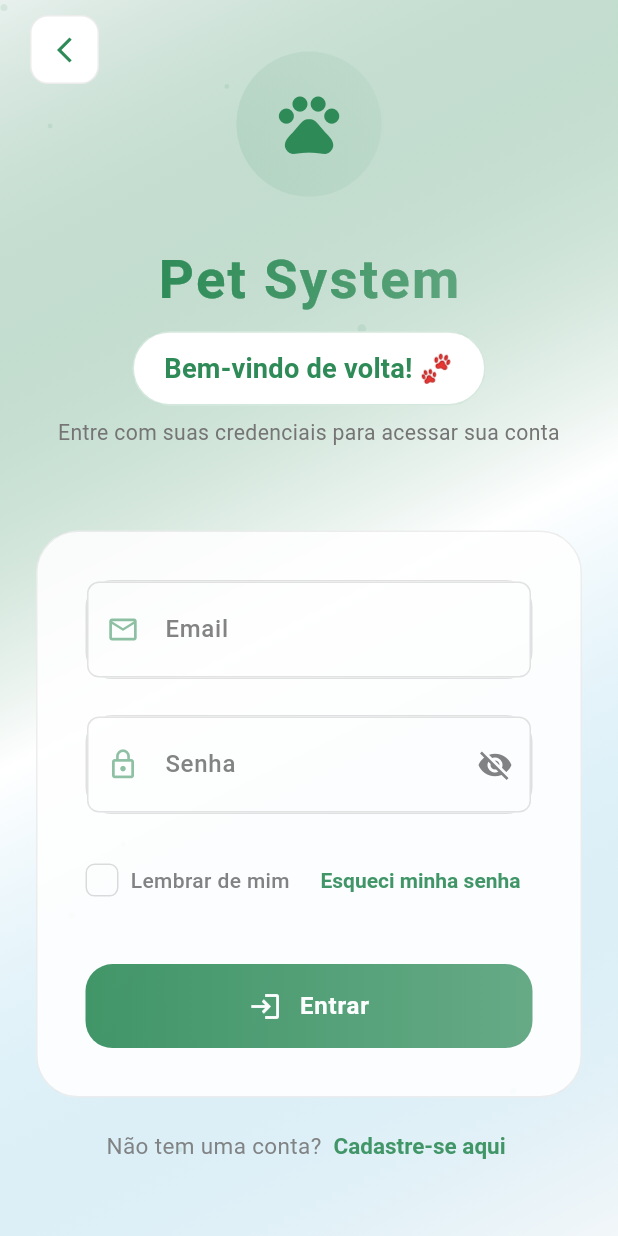
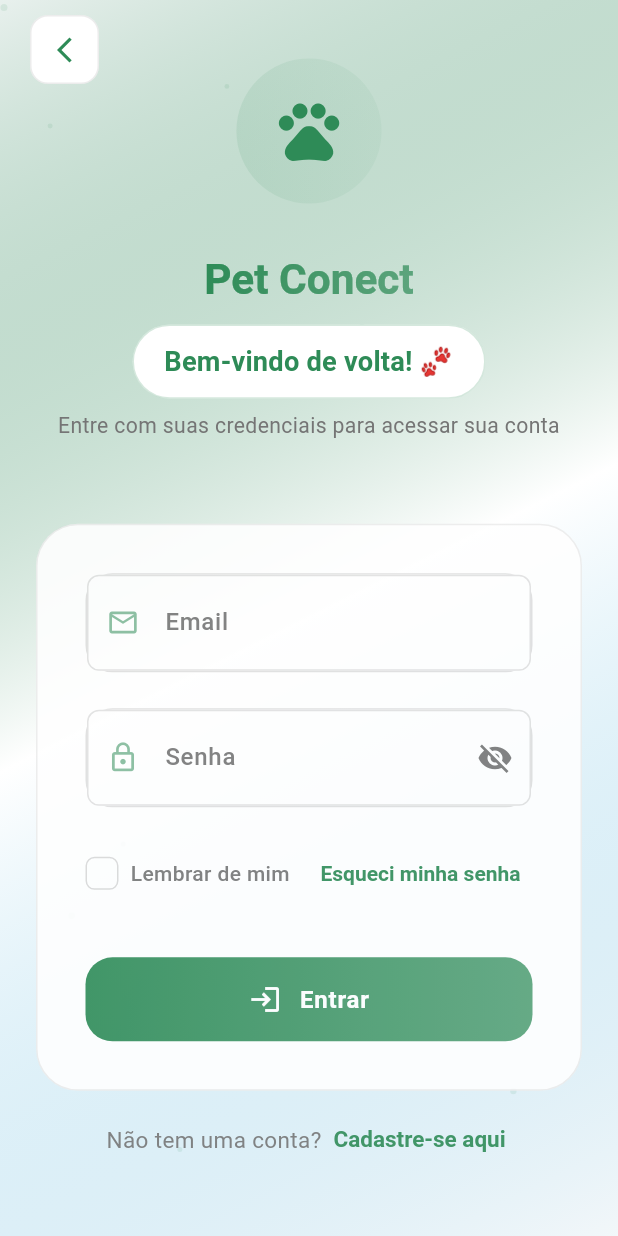
Before and after one commit to PedroVictorxD/petconect, a Flutter app: the screen it shows after launch, after a tap on "Acessar Sistema", on a phone screen of 412 x 824 dp. Run offline on Flutter 3.47's test engine with Material 3 defaults, Android fonts, the phone set to English and light mode, and no system bars; our stand-ins replace go_router, responsive_framework, shared_preferences; accounts and stored records are empty.

Commit message:
Renomeado projeto para Pet Conect em todos os arquivos relevantes

```diff
--- a/lib/main.dart
+++ b/lib/main.dart
@@ -31,7 +31,7 @@ class MyApp extends StatelessWidget {
         ChangeNotifierProvider(create: (_) => AuthService()),
       ],
       child: MaterialApp.router(
-        title: 'Pet System',
+        title: 'Pet Conect',
         debugShowCheckedModeBanner: false,
         theme: AppTheme.lightTheme,
         routerConfig: _router,
--- a/lib/screens/auth/login_page.dart
+++ b/lib/screens/auth/login_page.dart
@@ -330,12 +330,10 @@ class _LoginPageState extends State<LoginPage>
             ],
           ).createShader(bounds),
           child: Text(
-            'Pet System',
-            style: Theme.of(context).textTheme.headlineLarge?.copyWith(
+            'Pet Conect',
+            style: Theme.of(context).textTheme.headlineMedium?.copyWith(
+              color: Colors.white,
               fontWeight: FontWeight.bold,
-              color: Colors.white,
-              letterSpacing: 1.5,
-              fontSize: 36,
             ),
           ),
         ),
--- a/lib/screens/landing/landing_page.dart
+++ b/lib/screens/landing/landing_page.dart
@@ -200,7 +200,7 @@ class _LandingPageState extends State<LandingPage>
             ),
             const SizedBox(width: 12),
             Text(
-              'Pet System',
+              'Pet Conect',
               style: Theme.of(context).textTheme.headlineSmall?.copyWith(
                 color: _showNavBarBackground
                     ? AppTheme.primaryColor
@@ -1060,7 +1060,7 @@ class _LandingPageState extends State<LandingPage>
               ),
               SizedBox(height: isMobile ? 12 : 16),
               Text(
-                'Milhares de pessoas já confiam no Pet System',
+                'Milhares de pessoas já confiam no Pet Conect',
                 style: Theme.of(context).textTheme.titleMedium?.copyWith(
                   color: Colors.grey[600],
                   fontSize: isMobile ? 14 : null,
@@ -1074,7 +1074,7 @@ class _LandingPageState extends State<LandingPage>
                         Expanded(child: _buildTestimonialCard(
                           'Ana Silva',
                           'Tutora de 2 pets',
-                          'O Pet System revolucionou como cuido dos meus pets. A calculadora de ração é incrível!',
+                          'O Pet Conect revolucionou como cuido dos meus pets. A calculadora de ração é incrível!',
                           '⭐⭐⭐⭐⭐',
                         )),
                         const SizedBox(width: 30),
@@ -1088,7 +1088,7 @@ class _LandingPageState extends State<LandingPage>
                         Expanded(child: _buildTestimonialCard(
                           'Maria Lopes',
                           'Proprietária Pet Shop',
-                          'Aumentei minhas vendas em 300% desde que comecei a usar o Pet System.',
+                          'Aumentei minhas vendas em 300% desde que comecei a usar o Pet Conect.',
                           '⭐⭐⭐⭐⭐',
                         )),
                       ],
@@ -1098,7 +1098,7 @@ class _LandingPageState extends State<LandingPage>
                         _buildTestimonialCard(
                           'Ana Silva',
                           'Tutora de 2 pets',
-                          'O Pet System revolucionou como cuido dos meus pets. A calculadora de ração é incrível!',
+                          'O Pet Conect revolucionou como cuido dos meus pets. A calculadora de ração é incrível!',
                           '⭐⭐⭐⭐⭐',
                         ),
                         SizedBox(height: isMobile ? 20 : 30),
@@ -1112,7 +1112,7 @@ class _LandingPageState extends State<LandingPage>
                         _buildTestimonialCard(
                           'Maria Lopes',
                           'Proprietária Pet Shop',
-                          'Aumentei minhas vendas em 300% desde que comecei a usar o Pet System.',
+                          'Aumentei minhas vendas em 300% desde que comecei a usar o Pet Conect.',
                           '⭐⭐⭐⭐⭐',
                         ),
                       ],
@@ -1371,7 +1371,7 @@ class _LandingPageState extends State<LandingPage>
                   ),
                   SizedBox(width: isMobile ? 12 : 16),
                   Text(
-                    'Pet System',
+                    'Pet Conect',
                     style: Theme.of(context).textTheme.headlineMedium?.copyWith(
                       color: Colors.white,
                       fontWeight: FontWeight.bold,
@@ -1412,7 +1412,7 @@ class _LandingPageState extends State<LandingPage>
                   ? Column(
                       children: [
                         Text(
-                          '© 2024 Pet System. Todos os direitos reservados.',
+                          '© 2024 Pet Conect. Todos os direitos reservados.',
                           style: Theme.of(context).textTheme.bodyMedium?.copyWith(
                             color: Colors.grey[500],
                             fontSize: 12,
@@ -1451,7 +1451,7 @@ class _LandingPageState extends State<LandingPage>
                       mainAxisAlignment: MainAxisAlignment.spaceBetween,
                       children: [
                         Text(
-                          '© 2024 Pet System. Todos os direitos reservados.',
+                          '© 2024 Pet Conect. Todos os direitos reservados.',
                           style: Theme.of(context).textTheme.bodyMedium?.copyWith(
                             color: Colors.grey[500],
                           ),
--- a/pubspec.yaml
+++ b/pubspec.yaml
@@ -1,5 +1,5 @@
-name: pet_system
-description: Sistema de gerenciamento para pets
+name: pet_conect
+description: Sistema de conexão e gerenciamento para pets
 
 publish_to: 'none'
 
```
Also changed, not shown: 3 other files.
